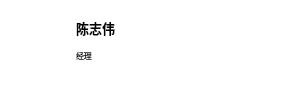
The window that pingbiao/userwidget.ui (chjqp/pingbiao) describes before a commit, drawn with Qt 5.
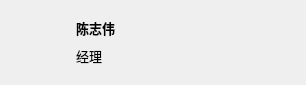
The same window after the commit. Icons and pictures are not drawn.

Patch:
```diff
--- a/pingbiao/userwidget.ui
+++ b/pingbiao/userwidget.ui
@@ -21,7 +21,7 @@
    <string>Form</string>
   </property>
   <property name="styleSheet">
-   <string notr="true">background-color: rgb(255, 255, 255);</string>
+   <string notr="true"/>
   </property>
   <widget class="QLabel" name="avatarlb">
    <property name="geometry">
@@ -180,8 +180,8 @@
    </property>
    <property name="font">
     <font>
-     <family>Sans Serif Collection</family>
-     <pointsize>6</pointsize>
+     <family>宋体</family>
+     <pointsize>10</pointsize>
      <bold>false</bold>
     </font>
    </property>
```
Left out of the diff: 8 changed lines with no effect on the pictures.
